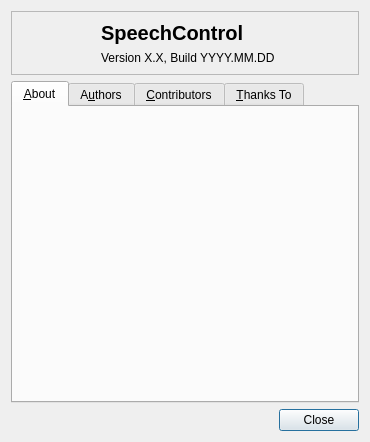
Above: res/ui/about-dialog.ui from smartboyhw/speechcontrol before the change. Below: the same form after it.
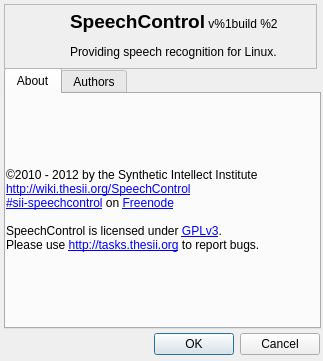
That is the form after the change. Icons and pictures are not drawn.

Commit message: Rewrote the about dialog.

Diff of the .ui file:
```diff
--- a/res/ui/about-dialog.ui
+++ b/res/ui/about-dialog.ui
@@ -9,210 +9,146 @@
    <rect>
     <x>0</x>
     <y>0</y>
-    <width>370</width>
-    <height>442</height>
+    <width>323</width>
+    <height>361</height>
    </rect>
   </property>
   <property name="windowTitle">
    <string>About SpeechControl</string>
   </property>
-  <property name="windowIcon">
-   <iconset resource="../res.qrc">
-    <normaloff>:/logo/sc</normaloff>:/logo/sc</iconset>
-  </property>
-  <layout class="QVBoxLayout">
-   <item>
-    <widget class="QFrame" name="frame">
-     <property name="frameShape">
-      <enum>QFrame::StyledPanel</enum>
+  <widget class="QTabWidget" name="tabWidget">
+   <property name="geometry">
+    <rect>
+     <x>4</x>
+     <y>68</y>
+     <width>317</width>
+     <height>261</height>
+    </rect>
+   </property>
+   <property name="currentIndex">
+    <number>0</number>
+   </property>
+   <widget class="QWidget" name="tabAbout">
+    <attribute name="title">
+     <string>About</string>
+    </attribute>
+    <widget class="QLabel" name="label">
+     <property name="geometry">
+      <rect>
+       <x>0</x>
+       <y>0</y>
+       <width>309</width>
+       <height>233</height>
+      </rect>
      </property>
-     <property name="frameShadow">
-      <enum>QFrame::Sunken</enum>
+     <property name="text">
+      <string>&amp;copy;2010 - 2012 by the Synthetic Intellect Institute&lt;br&gt;
+&lt;a href=&quot;http://wiki.thesii.org/SpeechControl&quot;&gt;http://wiki.thesii.org/SpeechControl&lt;/a&gt;&lt;br&gt;
+&lt;a href=&quot;irc://irc.freenode.net/sii-speechcontrol&quot;&gt;#sii-speechcontrol&lt;/a&gt; on &lt;a href=&quot;http://www.freenode.net&quot;&gt;Freenode&lt;/a&gt;&lt;br&gt;&lt;br&gt;
+SpeechControl is licensed under &lt;a href=&quot;http://www.gnu.org/licenses/gpl-3.0.txt&quot;&gt;GPLv3&lt;/a&gt;.&lt;br&gt;
+ Please use &lt;a href=&quot;http://tasks.thesii.org&quot;&gt;http://tasks.thesii.org&lt;/a&gt; to report bugs.
+</string>
      </property>
-     <layout class="QVBoxLayout">
-      <item>
-       <layout class="QHBoxLayout">
-        <item>
-         <widget class="QLabel" name="logo">
-          <property name="maximumSize">
-           <size>
-            <width>64</width>
-            <height>64</height>
-           </size>
-          </property>
-          <property name="text">
-           <string/>
-          </property>
-          <property name="pixmap">
-           <pixmap resource="../res.qrc">:/logo/sc</pixmap>
-          </property>
-          <property name="scaledContents">
-           <bool>true</bool>
-          </property>
-          <property name="alignment">
-           <set>Qt::AlignCenter</set>
-          </property>
-         </widget>
-        </item>
-        <item>
-         <layout class="QVBoxLayout">
-          <property name="leftMargin">
-           <number>10</number>
-          </property>
-          <item>
-           <widget class="QLabel" name="label">
-            <property name="text">
-             <string>&lt;!DOCTYPE HTML PUBLIC &quot;-//W3C//DTD HTML 4.0//EN&quot; &quot;http://www.w3.org/TR/REC-html40/strict.dtd&quot;&gt;
-&lt;html&gt;&lt;head&gt;&lt;meta name=&quot;qrichtext&quot; content=&quot;1&quot; /&gt;&lt;style type=&quot;text/css&quot;&gt;
-p, li { white-space: pre-wrap; }
-&lt;/style&gt;&lt;/head&gt;&lt;body style=&quot; font-family:'Ubuntu'; font-size:9pt; font-weight:400; font-style:normal;&quot;&gt;
-&lt;p style=&quot; margin-top:0px; margin-bottom:0px; margin-left:0px; margin-right:0px; -qt-block-indent:0; text-indent:0px;&quot;&gt;&lt;span style=&quot; font-family:'DejaVu Sans'; font-size:15pt; font-weight:600;&quot;&gt;SpeechControl&lt;/span&gt;&lt;/p&gt;&lt;/body&gt;&lt;/html&gt;</string>
-            </property>
-            <property name="textFormat">
-             <enum>Qt::AutoText</enum>
-            </property>
-           </widget>
-          </item>
-          <item>
-           <widget class="QLabel" name="versionLabel">
-            <property name="text">
-             <string>Version X.X, Build YYYY.MM.DD</string>
-            </property>
-            <property name="openExternalLinks">
-             <bool>true</bool>
-            </property>
-            <property name="textInteractionFlags">
-             <set>Qt::LinksAccessibleByMouse|Qt::TextSelectableByMouse</set>
-            </property>
-           </widget>
-          </item>
-         </layout>
-        </item>
-        <item>
-         <spacer>
-          <property name="orientation">
-           <enum>Qt::Horizontal</enum>
-          </property>
-          <property name="sizeType">
-           <enum>QSizePolicy::Minimum</enum>
-          </property>
-          <property name="sizeHint" stdset="0">
-           <size>
-            <width>40</width>
-            <height>20</height>
-           </size>
-          </property>
-         </spacer>
-        </item>
-       </layout>
-      </item>
-     </layout>
-    </widget>
-   </item>
-   <item>
-    <widget class="QTabWidget" name="tabWidget">
-     <property name="currentIndex">
-      <number>0</number>
+     <property name="margin">
+      <number>10</number>
      </property>
-     <widget class="QWidget" name="aboutTab">
-      <attribute name="title">
-       <string>&amp;About</string>
-      </attribute>
-      <layout class="QVBoxLayout">
-       <item>
-        <widget class="QTextBrowser" name="aboutTextBrowser">
-         <property name="styleSheet">
-          <string notr="true">QTextBrowser { background:transparent;}</string>
-         </property>
-         <property name="frameShape">
-          <enum>QFrame::NoFrame</enum>
-         </property>
-         <property name="openExternalLinks">
-          <bool>true</bool>
-         </property>
-        </widget>
-       </item>
-      </layout>
-     </widget>
-     <widget class="QWidget" name="authorsTab">
-      <attribute name="title">
-       <string>A&amp;uthors</string>
-      </attribute>
-      <layout class="QVBoxLayout">
-       <item>
-        <widget class="QTextBrowser" name="authorTextBrowser">
-         <property name="styleSheet">
-          <string notr="true">QTextBrowser { background:transparent;}</string>
-         </property>
-         <property name="frameShape">
-          <enum>QFrame::NoFrame</enum>
-         </property>
-         <property name="openExternalLinks">
-          <bool>true</bool>
-         </property>
-        </widget>
-       </item>
-      </layout>
-     </widget>
-     <widget class="QWidget" name="tab_2">
-      <attribute name="title">
-       <string>&amp;Contributors</string>
-      </attribute>
-      <layout class="QVBoxLayout">
-       <item>
-        <widget class="QTextBrowser" name="contributorTextBrowser">
-         <property name="styleSheet">
-          <string notr="true">QTextBrowser { background:transparent;}</string>
-         </property>
-         <property name="frameShape">
-          <enum>QFrame::NoFrame</enum>
-         </property>
-         <property name="openExternalLinks">
-          <bool>true</bool>
-         </property>
-        </widget>
-       </item>
-      </layout>
-     </widget>
-     <widget class="QWidget" name="tab">
-      <attribute name="title">
-       <string>&amp;Thanks To</string>
-      </attribute>
-      <layout class="QVBoxLayout">
-       <item>
-        <widget class="QTextBrowser" name="thanksToTextBrowser">
-         <property name="styleSheet">
-          <string notr="true">QTextBrowser { background:transparent;}</string>
-         </property>
-         <property name="frameShape">
-          <enum>QFrame::NoFrame</enum>
-         </property>
-         <property name="openExternalLinks">
-          <bool>true</bool>
-         </property>
-        </widget>
-       </item>
-      </layout>
-     </widget>
     </widget>
-   </item>
-   <item>
-    <widget class="QDialogButtonBox" name="buttonBox">
-     <property name="sizePolicy">
-      <sizepolicy hsizetype="MinimumExpanding" vsizetype="Preferred">
-       <horstretch>0</horstretch>
-       <verstretch>0</verstretch>
-      </sizepolicy>
+   </widget>
+   <widget class="QWidget" name="tabAuthors">
+    <attribute name="title">
+     <string>Authors</string>
+    </attribute>
+    <widget class="QLabel" name="label_2">
+     <property name="geometry">
+      <rect>
+       <x>0</x>
+       <y>0</y>
+       <width>309</width>
+       <height>233</height>
+      </rect>
      </property>
-     <property name="orientation">
-      <enum>Qt::Horizontal</enum>
+     <property name="text">
+      <string>&lt;html&gt;&lt;head/&gt;&lt;body&gt;&lt;p&gt;&lt;span style=&quot; font-weight:600;&quot;&gt;Jacky Alcine&lt;/span&gt;&lt;/p&gt;&lt;p&gt;&lt;a href=&quot;mailto:jacky.alcine@thesii.org&quot;&gt;&lt;span style=&quot; text-decoration: underline; color:#0057ae;&quot;&gt;jacky.alcine@thesii.org&lt;/span&gt;&lt;/a&gt;&amp;nbsp;&amp;nbsp;&amp;nbsp;|&amp;nbsp;&amp;nbsp;&amp;nbsp;&lt;a href=&quot;http://jackyalcine.co.cc&quot;&gt;&lt;span style=&quot; text-decoration: underline; color:#0057ae;&quot;&gt;website&lt;/span&gt;&lt;/a&gt;&lt;br/&gt;Core Developer, Packager, Maintainer, Designer &lt;/p&gt;&lt;p&gt;&lt;span style=&quot; font-weight:600;&quot;&gt;Adrian Borucki&lt;/span&gt;&lt;/p&gt;&lt;p&gt;&lt;a href=&quot;mailto:adrian@thesii.org&quot;&gt;&lt;span style=&quot; text-decoration: underline; color:#0057ae;&quot;&gt;adrian@thesii.org&lt;/span&gt;&lt;/a&gt;&lt;br/&gt;Core Developer, Packager, Maintainer, Idea Man&lt;/p&gt;&lt;/body&gt;&lt;/html&gt;</string>
      </property>
-     <property name="standardButtons">
-      <set>QDialogButtonBox::Close</set>
+     <property name="alignment">
+      <set>Qt::AlignHCenter|Qt::AlignTop</set>
      </property>
     </widget>
-   </item>
-  </layout>
+   </widget>
+  </widget>
+  <widget class="QDialogButtonBox" name="buttonBox">
+   <property name="geometry">
+    <rect>
+     <x>11</x>
+     <y>332</y>
+     <width>309</width>
+     <height>25</height>
+    </rect>
+   </property>
+   <property name="standardButtons">
+    <set>QDialogButtonBox::Cancel|QDialogButtonBox::Ok</set>
+   </property>
+  </widget>
+  <widget class="QFrame" name="frame">
+   <property name="geometry">
+    <rect>
+     <x>4</x>
+     <y>4</y>
+     <width>313</width>
+     <height>65</height>
+    </rect>
+   </property>
+   <property name="frameShape">
+    <enum>QFrame::StyledPanel</enum>
+   </property>
+   <property name="frameShadow">
+    <enum>QFrame::Sunken</enum>
+   </property>
+   <widget class="QWidget" name="horizontalLayoutWidget">
+    <property name="geometry">
+     <rect>
+      <x>4</x>
+      <y>0</y>
+      <width>309</width>
+      <height>61</height>
+     </rect>
+    </property>
+    <layout class="QHBoxLayout" name="horizontalLayout">
+     <item>
+      <widget class="QLabel" name="lblIcon">
+       <property name="minimumSize">
+        <size>
+         <width>56</width>
+         <height>56</height>
+        </size>
+       </property>
+       <property name="maximumSize">
+        <size>
+         <width>56</width>
+         <height>56</height>
+        </size>
+       </property>
+       <property name="text">
+        <string/>
+       </property>
+       <property name="pixmap">
+        <pixmap resource="../res.qrc">:/logo/sc-large</pixmap>
+       </property>
+       <property name="scaledContents">
+        <bool>true</bool>
+       </property>
+      </widget>
+     </item>
+     <item>
+      <widget class="QLabel" name="lblHeader">
+       <property name="text">
+        <string>&lt;html&gt;&lt;head/&gt;&lt;body&gt;&lt;p&gt;&lt;span style=&quot; font-size:14pt; font-weight:600;&quot;&gt;SpeechControl&lt;/span&gt; v%1build %2&lt;/p&gt;&lt;p&gt;Providing speech recognition for Linux.&lt;/p&gt;&lt;/body&gt;&lt;/html&gt;</string>
+       </property>
+      </widget>
+     </item>
+    </layout>
+   </widget>
+  </widget>
  </widget>
  <tabstops>
   <tabstop>tabWidget</tabstop>
```
Left out of the diff: 51 changed lines with no effect on the pictures. The commit also changes 2 other files.
